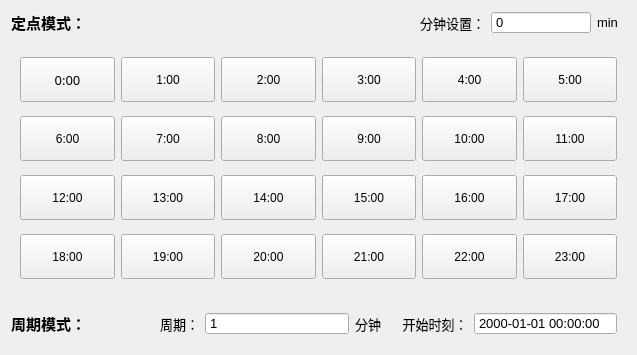
This is measuremode.ui in DREAM251/WaterMonitoring as Qt 5 draws it before an edit. The edited form follows.
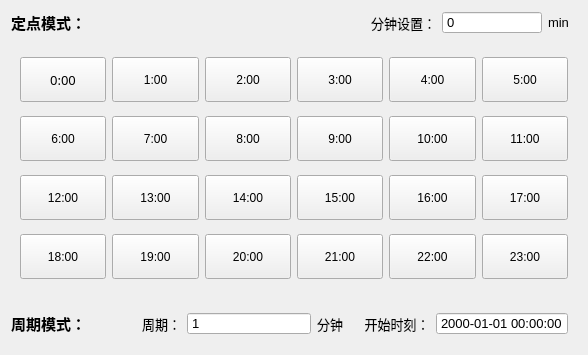
This is the edited form.

Patch:
```diff
--- a/measuremode.ui
+++ b/measuremode.ui
@@ -6,7 +6,7 @@
    <rect>
     <x>0</x>
     <y>0</y>
-    <width>637</width>
+    <width>588</width>
     <height>355</height>
    </rect>
   </property>
```
Left out of the diff: 1 changed line with no effect on the pictures.
